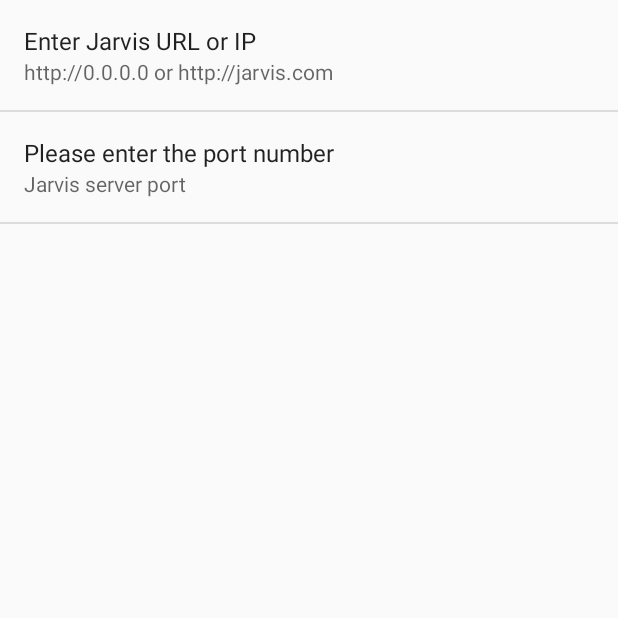
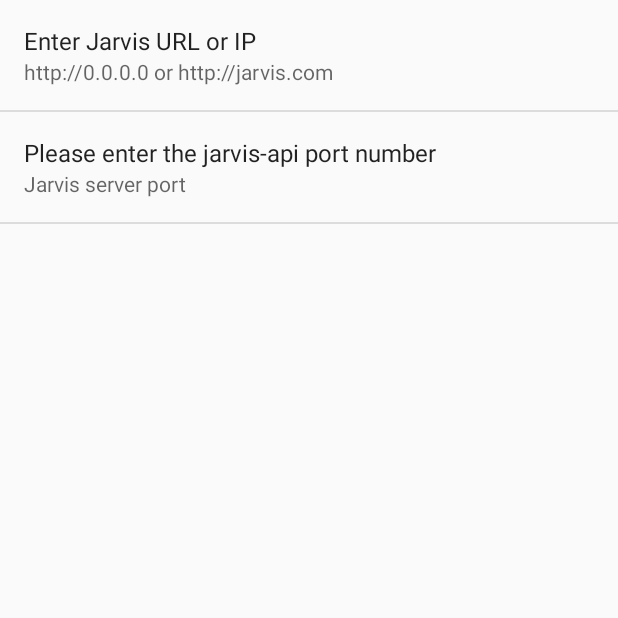
Before and after one commit to Oliv4945/jarvis-android-app, an Android app: the screen it shows after launch (MyPreferencesActivity), on a phone screen of 412 x 824 dp, the top half of it. Run offline under Robolectric (Android 15) with nearby library versions, the phone set to English and light mode, and no system bars; our stand-ins replace Volley.

Commit message:
Update port string name

```diff
--- a/app/src/main/res/values/strings.xml
+++ b/app/src/main/res/values/strings.xml
@@ -7,6 +7,6 @@
     <string name="tap_on_mic">Tap on mic to speak</string>
     <string name="pref_serverUrl_title">Enter Jarvis URL or IP</string>
     <string name="pref_serverUrl_summary">http://0.0.0.0 or http://jarvis.com</string>
-    <string name="pref_serverPort_title">Please enter the port number</string>
+    <string name="pref_serverPort_title">Please enter the jarvis-api port number</string>
     <string name="pref_serverPort_summary">Jarvis server port</string>
 </resources>
```
Also changed, not shown: 1 other file.
